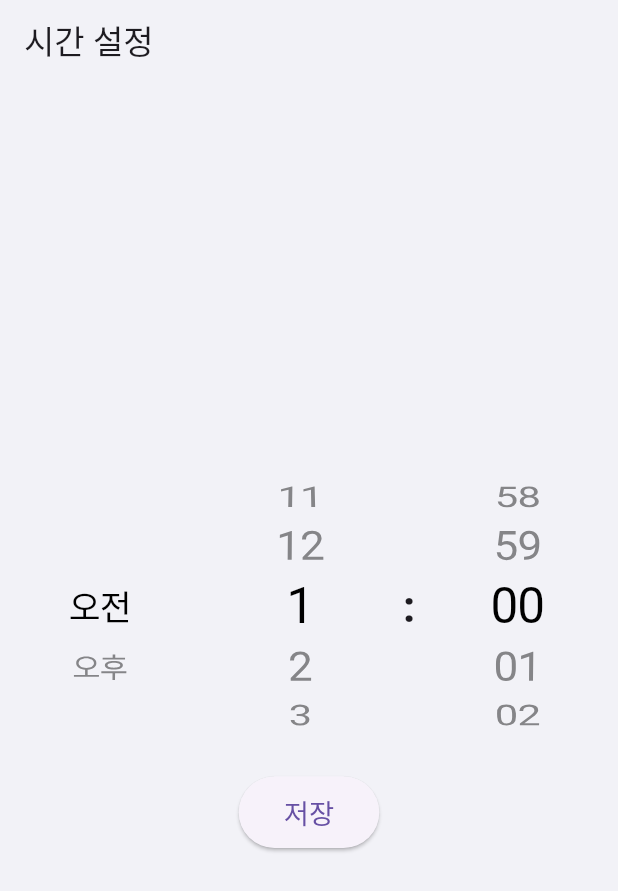
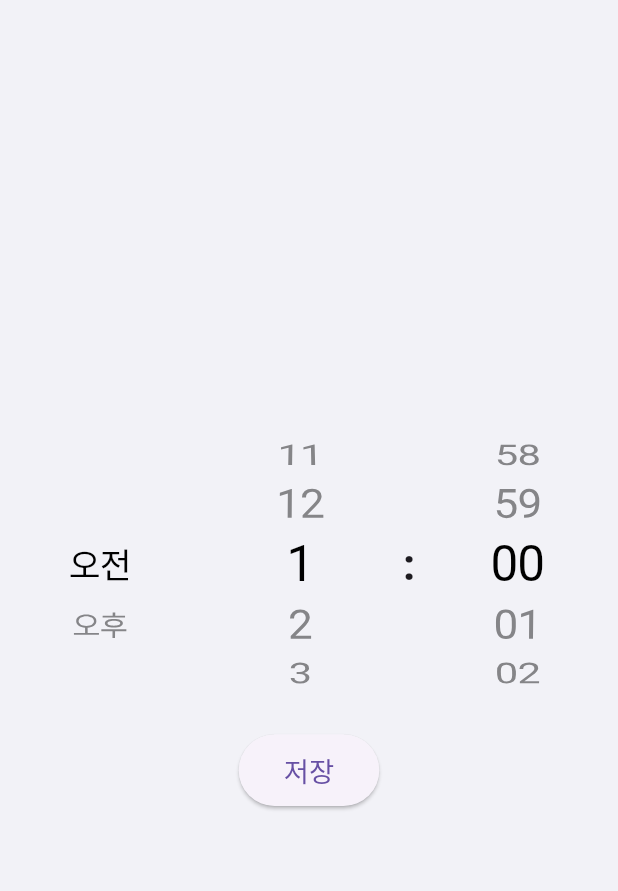
Before and after one commit to frihett/time_note, a Flutter app: the TimeSettingPage screen opened by its route, on a phone screen of 412 x 824 dp. Shown: the top 891 px of the screen. Run offline on Flutter 3.47's test engine with Material 3 defaults, Android fonts, the phone set to English and light mode, and no system bars; our stand-ins replace flutter_screenutil, go_router, sqflite, table_calendar; accounts and stored records are empty.

Commit message:
feat: 앱바 삭제

```diff
--- a/lib/time_setting_page.dart
+++ b/lib/time_setting_page.dart
@@ -42,9 +42,6 @@ class _TimeSettingPageState extends State<TimeSettingPage> {
   @override
   Widget build(BuildContext context) {
     return Scaffold(
-      appBar: AppBar(
-        title: Text('시간 설정'),
-      ),
       body: Column(
         mainAxisAlignment: MainAxisAlignment.center,
         children: [
@@ -136,7 +133,6 @@ class _TimeSettingPageState extends State<TimeSettingPage> {
           SizedBox(height: 20.h),
           ElevatedButton(
             onPressed: () {
-
               context.pop({
                 'period': _selectedPeriod,
                 'hour': _selectedHour,
```
